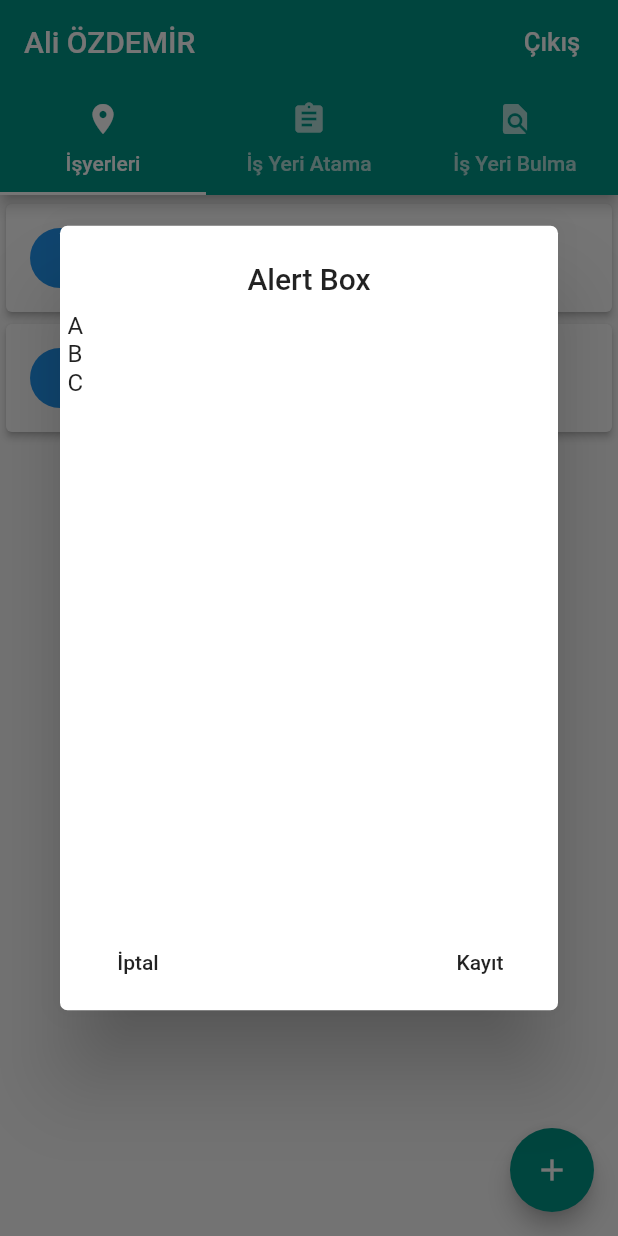
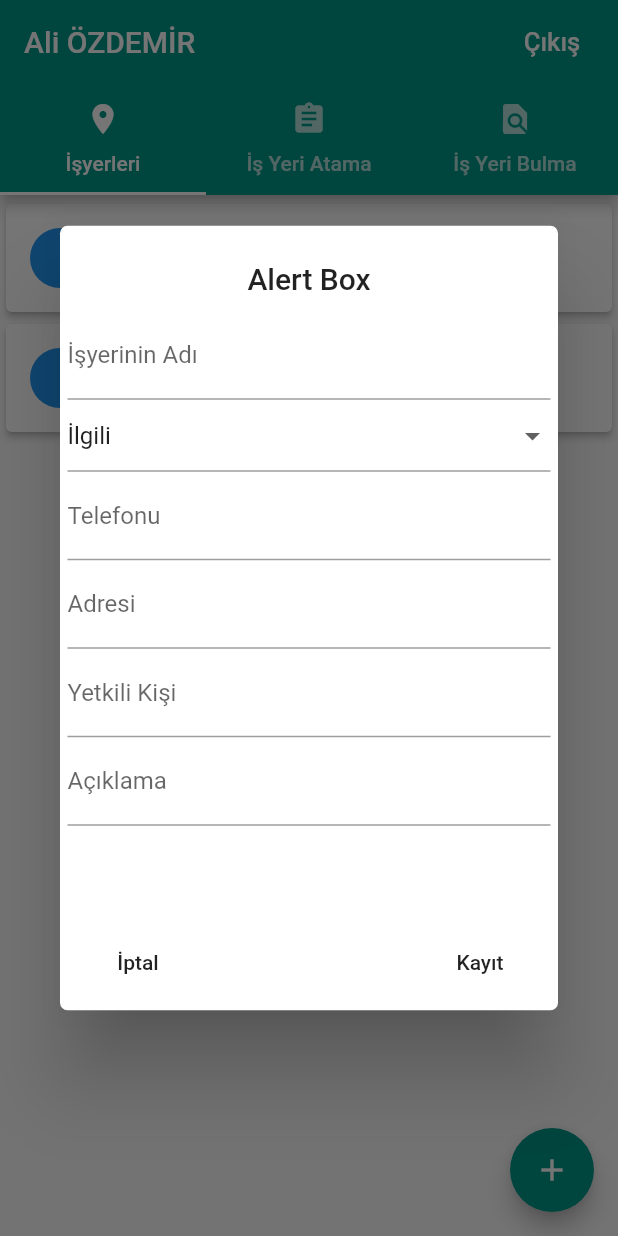
Before and after one commit to ozdemirali/workplace_opinion_app, a Flutter app: the screen it shows after launch, after a tap on the "add" icon, on a phone screen of 412 x 824 dp. Run offline on Flutter 3.47's test engine with Material 2 defaults, Android fonts, the phone set to English and light mode, and no system bars.

Commit message:
Form Widget is created.

```diff
--- a/lib/widgets/showToDialog.dart
+++ b/lib/widgets/showToDialog.dart
@@ -1,5 +1,8 @@
 
 import 'package:flutter/material.dart';
+import 'package:workplace_opinion_app/widgets/showToForm.dart';
+
+final _formKey = GlobalKey<FormState>();
 
 showToDialog(BuildContext context) async{
 
@@ -24,9 +27,7 @@ showToDialog(BuildContext context) async{
                 SizedBox(
                   height: 10,
                 ),
-                Text("A"),
-                Text("B"),
-                Text("C")
+                showToForm(_formKey),
               ],
             ),
           ),
@@ -47,7 +48,10 @@ showToDialog(BuildContext context) async{
                 new FlatButton(
                     child:const Text('Kayıt'),
                     onPressed: () {
-                      Navigator.pop(context);
+                      if(_formKey.currentState.validate()){
+                        Navigator.pop(context);
+                      }
+
                     }),
               ],
             ),
--- /dev/null
+++ b/lib/widgets/showToForm.dart
@@ -0,0 +1,151 @@
+
+import 'package:flutter/material.dart';
+
+TextEditingController txtWorkplaceName=new TextEditingController();
+TextEditingController txtPhone=new TextEditingController();
+TextEditingController txtAddress=new TextEditingController();
+TextEditingController txtAuthorizedPerson=new TextEditingController();
+TextEditingController txtExplanation=new TextEditingController();
+
+String selectType="İlgili";
+
+
+
+
+Widget showToForm(GlobalKey _formKey){
+  return Form(
+    key:_formKey,
+    child:Column(
+      children: <Widget>[
+        workplaceName(txtWorkplaceName),
+        Type(),
+        phone(txtPhone),
+        address(txtAddress),
+        authorizedPerson(txtAuthorizedPerson),
+        explanation(txtExplanation),
+
+      ],
+    ) ,
+  );
+}
+
+Widget workplaceName(TextEditingController txtWorkplaceName){
+  return TextFormField(
+    controller: txtWorkplaceName,
+    textCapitalization: TextCapitalization.words,
+    keyboardType: TextInputType.text,
+    decoration: InputDecoration(
+      labelText: "İşyerinin Adı",
+    ),
+    validator: (value){
+      if(value.isEmpty){
+        return "İş yeri adı boş bırakılmaz";
+      }
+      return null;
+    },
+    textInputAction: TextInputAction.next,
+  );
+}
+
+Widget phone(TextEditingController txtPhone){
+  return TextFormField(
+    controller:txtPhone ,
+    textCapitalization: TextCapitalization.words,
+    keyboardType: TextInputType.text,
+    decoration: InputDecoration(
+      labelText: "Telefonu",
+    ),
+    validator: (value){
+      if(value.isEmpty){
+        return "Telefon boş bırakılmaz";
+      }
+      return null;
+    },
+    textInputAction: TextInputAction.next,
+  );
+}
+
+Widget address(TextEditingController txtAddress){
+  return TextFormField(
+    controller:txtAddress,
+    textCapitalization: TextCapitalization.words,
+    keyboardType: TextInputType.text,
+    decoration: InputDecoration(
+      labelText: "Adresi",
+    ),
+    validator: (value){
+      if(value.isEmpty){
+        return "Adres boş bırakılmaz";
+      }
+      return null;
+    },
+    textInputAction: TextInputAction.next,
+  );
+}
+
+Widget authorizedPerson(TextEditingController txtAuthorizedPerson){
+  return TextFormField(
+    controller:txtAuthorizedPerson ,
+    textCapitalization: TextCapitalization.words,
+    keyboardType: TextInputType.text,
+    decoration: InputDecoration(
+      labelText: "Yetkili Kişi",
+    ),
+    validator: (value){
+      if(value.isEmpty){
+        return "Yetkili Kişi alanı boş bırakılmaz";
+      }
+      return null;
+    },
+    textInputAction: TextInputAction.next,
+  );
+}
+
+Widget explanation(TextEditingController txtExplanation){
+  return TextFormField(
+    controller:txtExplanation ,
+    textCapitalization: TextCapitalization.words,
+    keyboardType: TextInputType.text,
+    decoration: InputDecoration(
+      labelText: "Açıklama",
+    ),
+    // validator: (value){
+    //   if(value.isEmpty){
+    //     return "Yetkili Kişi alanı boş bırakılmaz";
+    //   }
+    //   return null;
+    // },
+    textInputAction: TextInputAction.next,
+  );
+}
+
+class Type extends StatefulWidget{
+  @override
+  State<StatefulWidget> createState() {
+    // TODO: implement createState
+    return TypeState();
+  }
+}
+
+class TypeState extends State<Type>{
+  List<String> type=["İlgili","İlgisiz"];
+
+  @override
+  Widget build(BuildContext context) {
+    // TODO: implement build
+    return DropdownButtonFormField<String>(
+      value: selectType,
+      items: type.map((label)=>DropdownMenuItem(
+        child: Text(label),
+        value: label,
+      )).toList(),
+      onChanged: (value){
+        setState(() {
+          selectType=value;
+          print(selectType);
+        });
+      },
+    );
+  }
+
+}
```
